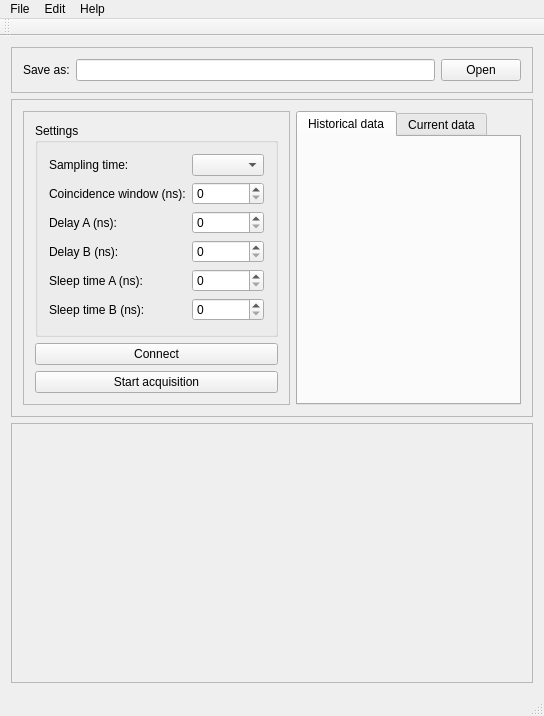
This is Software/GUI/MainWindow/mainwindow.ui in jcbedoyam/AbacusSoftware as Qt 5 draws it before an edit. The edited form follows.
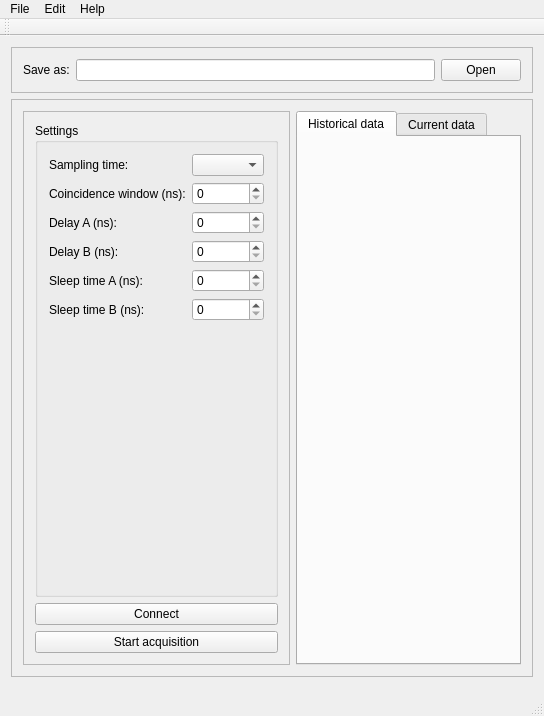
This is the edited form.

```diff
--- a/Software/GUI/MainWindow/mainwindow.ui
+++ b/Software/GUI/MainWindow/mainwindow.ui
@@ -179,12 +179,6 @@
     </item>
     <item>
      <widget class="QFrame" name="plots_frame">
-      <property name="minimumSize">
-       <size>
-        <width>0</width>
-        <height>260</height>
-       </size>
-      </property>
       <property name="frameShape">
        <enum>QFrame::StyledPanel</enum>
       </property>
```
